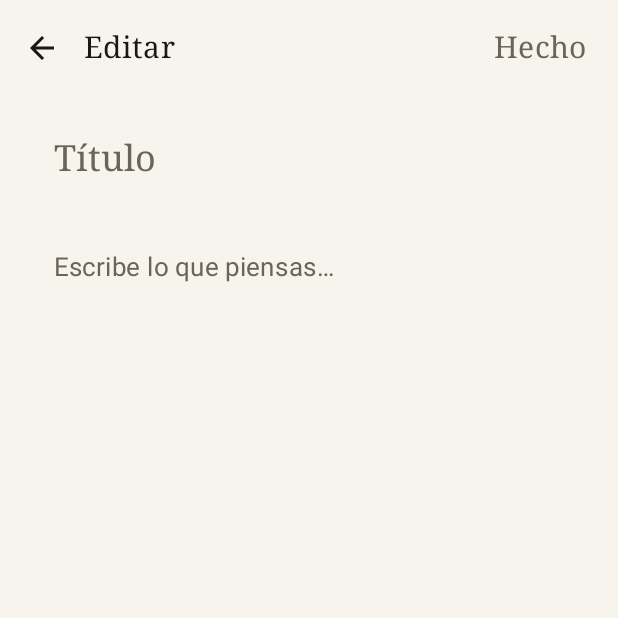
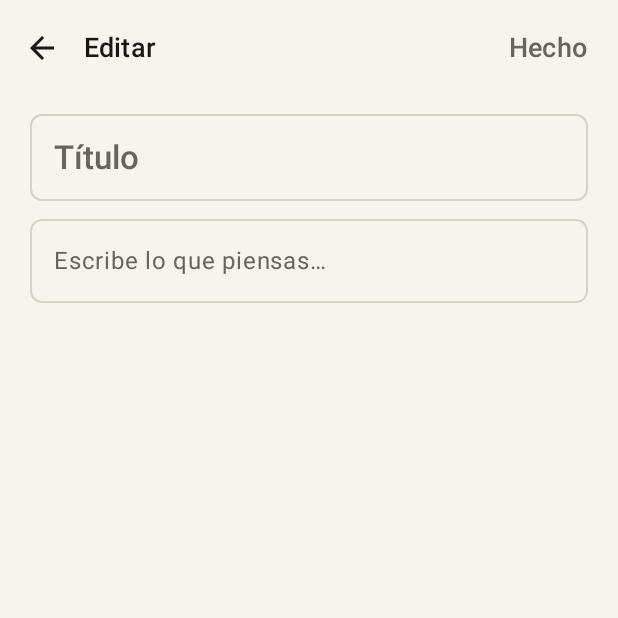
Before and after one commit to wandersepulveda2013/ordia-android, an Android app built with Jetpack Compose: the screen it shows after launch (MainActivity), after a tap on "Nueva nota", on a phone screen of 412 x 824 dp, the top half of it. Run offline under Robolectric (Android 15) with nearby library versions, the phone set to English and light mode, and no system bars; our stand-ins replace Room's generated code.

Commit message:
WAVE 1: Implement Foundation and Design System
- Created `OrdiaDesignSystem.kt` with reusable UI components (`OrdiaButton`, `OrdiaInput`, `OrdiaCard`, etc.).
- Defined a minimalist typography scale in `Type.kt` and applied it to `Theme.kt`.
- Refactored `NoteEditorScreen.kt` and `NotesListScreen.kt` to use the new custom components.
- Improved UX by auto-focusing the input field when creating a new note.

Co-authored-by: wandersepulveda2013 <308435692+wandersepulveda2013@users.noreply.github.com>

```diff
--- a/app/src/main/java/com/ordia/app/ui/screens/NoteEditorScreen.kt
+++ b/app/src/main/java/com/ordia/app/ui/screens/NoteEditorScreen.kt
@@ -15,8 +15,6 @@ import androidx.compose.material3.IconButton
 import androidx.compose.material3.MaterialTheme
 import androidx.compose.material3.Scaffold
 import androidx.compose.material3.Text
-import androidx.compose.material3.TextField
-import androidx.compose.material3.TextFieldDefaults
 import androidx.compose.material3.TopAppBar
 import androidx.compose.material3.TopAppBarDefaults
 import androidx.compose.runtime.Composable
@@ -28,8 +26,11 @@ import androidx.compose.runtime.remember
 import androidx.compose.runtime.saveable.rememberSaveable
 import androidx.compose.runtime.setValue
 import androidx.compose.ui.Modifier
+import androidx.compose.ui.focus.FocusRequester
+import androidx.compose.ui.focus.focusRequester
 import androidx.compose.ui.unit.dp
 import com.ordia.app.data.NoteEntity
+import com.ordia.app.ui.components.OrdiaInput
 
 @OptIn(ExperimentalMaterial3Api::class)
 @Composable
@@ -40,11 +41,15 @@ fun NoteEditorScreen(
 ) {
     var title by rememberSaveable { mutableStateOf(note?.title.orEmpty()) }
     var content by rememberSaveable { mutableStateOf(note?.content.orEmpty()) }
+    val focusRequester = remember { FocusRequester() }
+    val isNew = note == null
 
     LaunchedEffect(note?.id) {
         if (note != null) {
             title = note.title
             content = note.content
+        } else {
+            focusRequester.requestFocus()
         }
     }
 
@@ -86,30 +91,21 @@ fun NoteEditorScreen(
                 .padding(horizontal = 20.dp, vertical = 12.dp),
             verticalArrangement = Arrangement.spacedBy(12.dp),
         ) {
-            TextField(
+            OrdiaInput(
                 value = title,
                 onValueChange = { title = it },
-                placeholder = { Text("Título", style = MaterialTheme.typography.titleLarge) },
+                placeholder = "Título",
                 textStyle = MaterialTheme.typography.titleLarge,
-                modifier = Modifier.fillMaxWidth(),
-                colors = bareFieldColors(),
+                modifier = if (isNew) Modifier.fillMaxWidth().focusRequester(focusRequester) else Modifier.fillMaxWidth(),
+                singleLine = true
             )
-            TextField(
+            OrdiaInput(
                 value = content,
                 onValueChange = { content = it },
-                placeholder = { Text("Escribe lo que piensas…", style = MaterialTheme.typography.bodyLarge) },
+                placeholder = "Escribe lo que piensas…",
                 textStyle = MaterialTheme.typography.bodyLarge,
                 modifier = Modifier.fillMaxWidth(),
-                colors = bareFieldColors(),
             )
         }
     }
 }
-
-@Composable
-private fun bareFieldColors() = TextFieldDefaults.colors(
-    focusedContainerColor = androidx.compose.ui.graphics.Color.Transparent,
-    unfocusedContainerColor = androidx.compose.ui.graphics.Color.Transparent,
-    focusedIndicatorColor = androidx.compose.ui.graphics.Color.Transparent,
-    unfocusedIndicatorColor = androidx.compose.ui.graphics.Color.Transparent,
-)
--- a/app/src/main/java/com/ordia/app/ui/theme/Theme.kt
+++ b/app/src/main/java/com/ordia/app/ui/theme/Theme.kt
@@ -46,18 +46,9 @@ fun NotepadTheme(
     darkTheme: Boolean = isSystemInDarkTheme(),
     content: @Composable () -> Unit,
 ) {
-    val base = Typography()
-    val type = Typography(
-        bodyLarge = base.bodyLarge.copy(fontSize = 17.sp, lineHeight = 28.sp),
-        bodyMedium = base.bodyMedium.copy(fontSize = 16.sp, lineHeight = 26.sp),
-        titleLarge = base.titleLarge.copy(fontFamily = FontFamily.Serif, fontSize = 24.sp),
-        titleMedium = base.titleMedium.copy(fontFamily = FontFamily.Serif, fontSize = 20.sp),
-        titleSmall = base.titleSmall.copy(fontFamily = FontFamily.Serif),
-        labelSmall = base.labelSmall.copy(fontSize = 11.sp),
-    )
     MaterialTheme(
         colorScheme = if (darkTheme) DarkPaper else LightPaper,
-        typography = type,
+        typography = OrdiaTypography,
         content = content,
     )
 }
--- /dev/null
+++ b/app/src/main/java/com/ordia/app/ui/theme/Type.kt
@@ -0,0 +1,115 @@
+package com.ordia.app.ui.theme
+
+import androidx.compose.material3.Typography
+import androidx.compose.ui.text.TextStyle
+import androidx.compose.ui.text.font.FontFamily
+import androidx.compose.ui.text.font.FontWeight
+import androidx.compose.ui.unit.sp
+
+val OrdiaTypography = Typography(
+    displayLarge = TextStyle(
+        fontFamily = FontFamily.Default,
+        fontWeight = FontWeight.Light,
+        fontSize = 57.sp,
+        lineHeight = 64.sp,
+        letterSpacing = (-0.25).sp,
+    ),
+    displayMedium = TextStyle(
+        fontFamily = FontFamily.Default,
+        fontWeight = FontWeight.Light,
+        fontSize = 45.sp,
+        lineHeight = 52.sp,
+        letterSpacing = 0.sp,
+    ),
+    displaySmall = TextStyle(
+        fontFamily = FontFamily.Default,
+        fontWeight = FontWeight.Normal,
+        fontSize = 36.sp,
+        lineHeight = 44.sp,
+        letterSpacing = 0.sp,
+    ),
+    headlineLarge = TextStyle(
+        fontFamily = FontFamily.Default,
+        fontWeight = FontWeight.Normal,
+        fontSize = 32.sp,
+        lineHeight = 40.sp,
+        letterSpacing = 0.sp,
+    ),
+    headlineMedium = TextStyle(
+        fontFamily = FontFamily.Default,
+        fontWeight = FontWeight.Normal,
+        fontSize = 28.sp,
+        lineHeight = 36.sp,
+        letterSpacing = 0.sp,
+    ),
+    headlineSmall = TextStyle(
+        fontFamily = FontFamily.Default,
+        fontWeight = FontWeight.Normal,
+        fontSize = 24.sp,
+        lineHeight = 32.sp,
+        letterSpacing = 0.sp,
+    ),
+    titleLarge = TextStyle(
+        fontFamily = FontFamily.Default,
+        fontWeight = FontWeight.Medium,
+        fontSize = 22.sp,
+        lineHeight = 28.sp,
+        letterSpacing = 0.sp,
+    ),
+    titleMedium = TextStyle(
+        fontFamily = FontFamily.Default,
+        fontWeight = FontWeight.Medium,
+        fontSize = 18.sp,
+        lineHeight = 24.sp,
+        letterSpacing = 0.15.sp,
+    ),
+    titleSmall = TextStyle(
+        fontFamily = FontFamily.Default,
+        fontWeight = FontWeight.Medium,
+        fontSize = 14.sp,
+        lineHeight = 20.sp,
+        letterSpacing = 0.1.sp,
+    ),
+    bodyLarge = TextStyle(
+        fontFamily = FontFamily.Default,
+        fontWeight = FontWeight.Normal,
+        fontSize = 16.sp,
+        lineHeight = 24.sp,
+        letterSpacing = 0.5.sp,
+    ),
+    bodyMedium = TextStyle(
+        fontFamily = FontFamily.Default,
+        fontWeight = FontWeight.Normal,
+        fontSize = 14.sp,
+        lineHeight = 20.sp,
+        letterSpacing = 0.25.sp,
+    ),
+    bodySmall = TextStyle(
+        fontFamily = FontFamily.Default,
+        fontWeight = FontWeight.Normal,
+        fontSize = 12.sp,
+        lineHeight = 16.sp,
+        letterSpacing = 0.4.sp,
+    ),
+    labelLarge = TextStyle(
+        fontFamily = FontFamily.Default,
+        fontWeight = FontWeight.Medium,
+        fontSize = 14.sp,
+        lineHeight = 20.sp,
+        letterSpacing = 0.1.sp,
+    ),
+    labelMedium = TextStyle(
+        fontFamily = FontFamily.Default,
+        fontWeight = FontWeight.Medium,
+        fontSize = 12.sp,
+        lineHeight = 16.sp,
+        letterSpacing = 0.5.sp,
+    ),
+    labelSmall = TextStyle(
+        fontFamily = FontFamily.Default,
+        fontWeight = FontWeight.Medium,
+        fontSize = 11.sp,
+        lineHeight = 16.sp,
+        letterSpacing = 0.5.sp,
+    )
+)
```
Also changed, not shown: app/src/main/java/com/ordia/app/ui/components/OrdiaDesignSystem.kt (added, +303 -0 lines), app/src/main/java/com/ordia/app/ui/screens/NotesListScreen.kt (+10 -7 lines).
